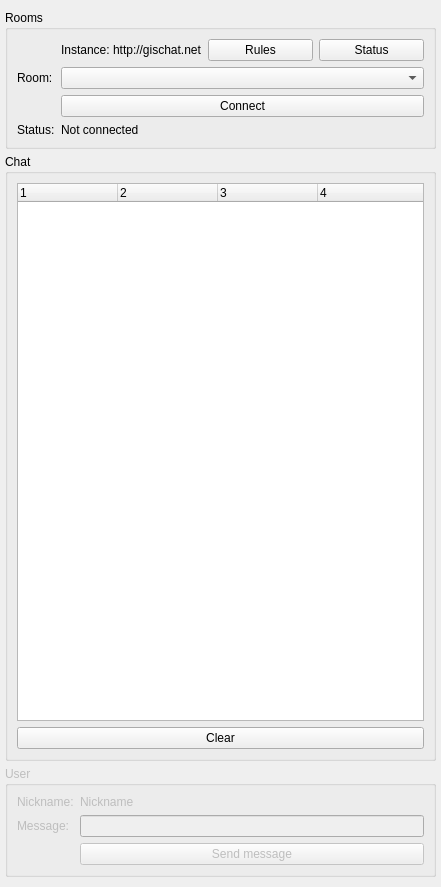
This is qtribu/gui/wdg_qchat.ui in geotribu/qtribu as Qt 5 draws it before an edit. The edited form follows.
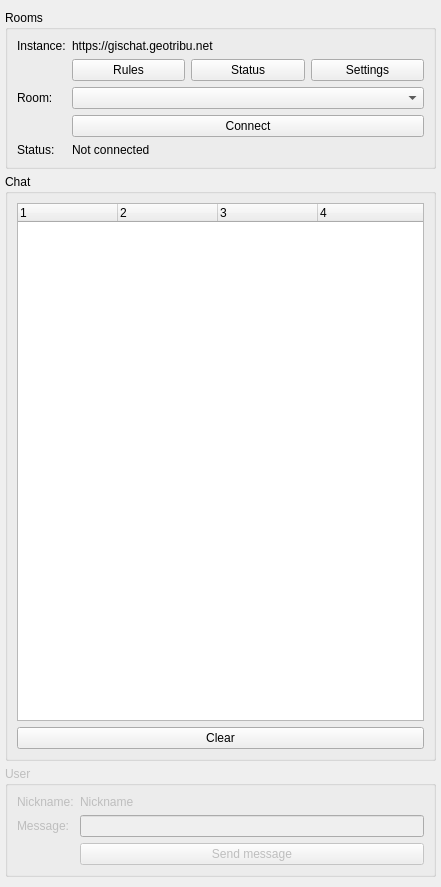
This is the edited form. Custom widgets are drawn as their Qt base class.

Commit message: add settings button in qchat widget

Patch:
```diff
--- a/qtribu/gui/wdg_qchat.ui
+++ b/qtribu/gui/wdg_qchat.ui
@@ -54,31 +54,54 @@
        <string>Rooms</string>
       </property>
       <layout class="QFormLayout" name="formLayout_2">
-       <item row="3" column="0">
+       <item row="1" column="1">
+        <layout class="QHBoxLayout" name="hly_instance">
+         <item>
+          <widget class="QPushButton" name="btn_rules">
+           <property name="cursor">
+            <cursorShape>PointingHandCursor</cursorShape>
+           </property>
+           <property name="text">
+            <string>Rules</string>
+           </property>
+          </widget>
+         </item>
+         <item>
+          <widget class="QPushButton" name="btn_status">
+           <property name="cursor">
+            <cursorShape>PointingHandCursor</cursorShape>
+           </property>
+           <property name="toolTip">
+            <string>Check instance status</string>
+           </property>
+           <property name="text">
+            <string>Status</string>
+           </property>
+          </widget>
+         </item>
+         <item>
+          <widget class="QPushButton" name="btn_settings">
+           <property name="cursor">
+            <cursorShape>PointingHandCursor</cursorShape>
+           </property>
+           <property name="text">
+            <string>Settings</string>
+           </property>
+          </widget>
+         </item>
+        </layout>
+       </item>
+       <item row="4" column="0">
         <widget class="QLabel" name="lbl_room">
          <property name="text">
           <string>Room:</string>
          </property>
         </widget>
        </item>
-       <item row="5" column="0">
-        <widget class="QLabel" name="lbl_status_text">
-         <property name="text">
-          <string>Status:</string>
-         </property>
-        </widget>
-       </item>
-       <item row="3" column="1">
+       <item row="4" column="1">
         <widget class="QComboBox" name="cbb_room"/>
        </item>
        <item row="5" column="1">
-        <widget class="QLabel" name="lbl_status">
-         <property name="text">
-          <string>Not connected</string>
-         </property>
-        </widget>
-       </item>
-       <item row="4" column="1">
         <widget class="QPushButton" name="btn_connect">
          <property name="cursor">
           <cursorShape>PointingHandCursor</cursorShape>
@@ -88,9 +111,21 @@
          </property>
         </widget>
        </item>
+       <item row="6" column="0">
+        <widget class="QLabel" name="lbl_status_text">
+         <property name="text">
+          <string>Status:</string>
+         </property>
+        </widget>
+       </item>
+       <item row="6" column="1">
+        <widget class="QLabel" name="lbl_status">
+         <property name="text">
+          <string>Not connected</string>
+         </property>
+        </widget>
+       </item>
        <item row="0" column="1">
-        <layout class="QHBoxLayout" name="hly_instance">
-         <item>
           <widget class="QLabel" name="lbl_instance">
            <property name="cursor">
             <cursorShape>ForbiddenCursor</cursorShape>
@@ -99,34 +134,16 @@
             <string>Instance set in QTribu's plugin settings</string>
            </property>
            <property name="text">
-            <string>Instance: http://gischat.net</string>
+          <string>https://gischat.geotribu.net</string>
            </property>
           </widget>
          </item>
-         <item>
-          <widget class="QPushButton" name="btn_rules">
-           <property name="cursor">
-            <cursorShape>PointingHandCursor</cursorShape>
-           </property>
+       <item row="0" column="0">
+        <widget class="QLabel" name="lbl_instance_text">
            <property name="text">
-            <string>Rules</string>
-           </property>
-          </widget>
-         </item>
-         <item>
-          <widget class="QPushButton" name="btn_status">
-           <property name="cursor">
-            <cursorShape>PointingHandCursor</cursorShape>
-           </property>
-           <property name="toolTip">
-            <string>Check instance status</string>
-           </property>
-           <property name="text">
-            <string>Status</string>
-           </property>
-          </widget>
-         </item>
-        </layout>
+          <string>Instance:</string>
+         </property>
+        </widget>
        </item>
       </layout>
      </widget>
```
Lines whose indentation alone changed are shown as unchanged. The commit also changes 1 other file.
